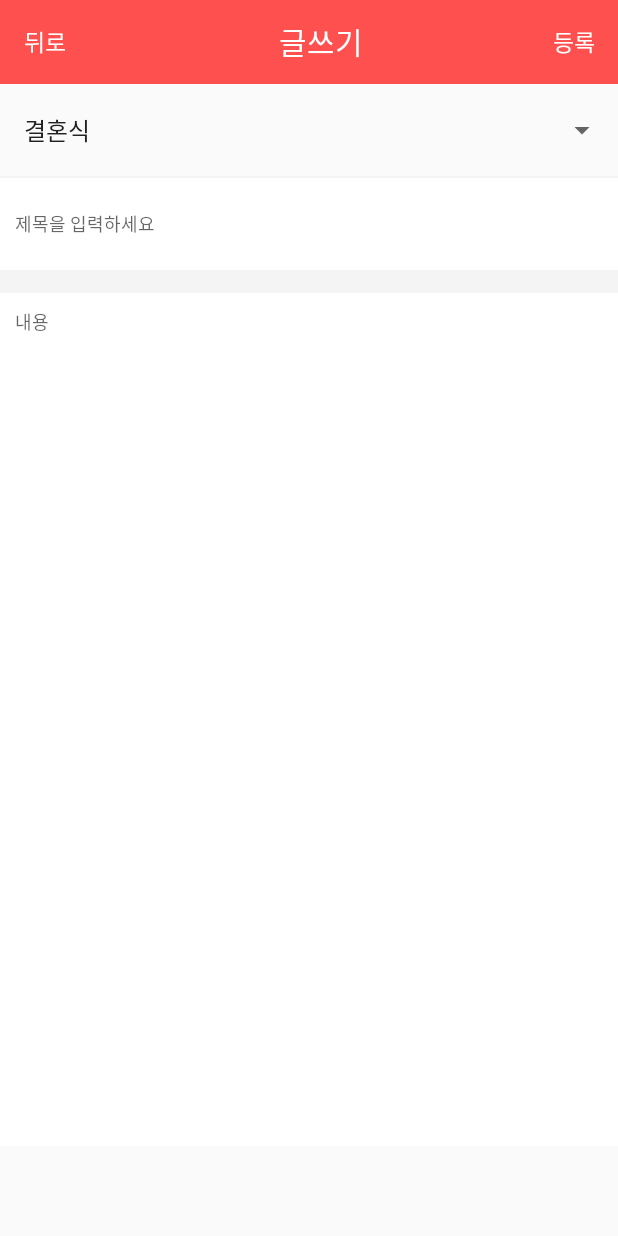
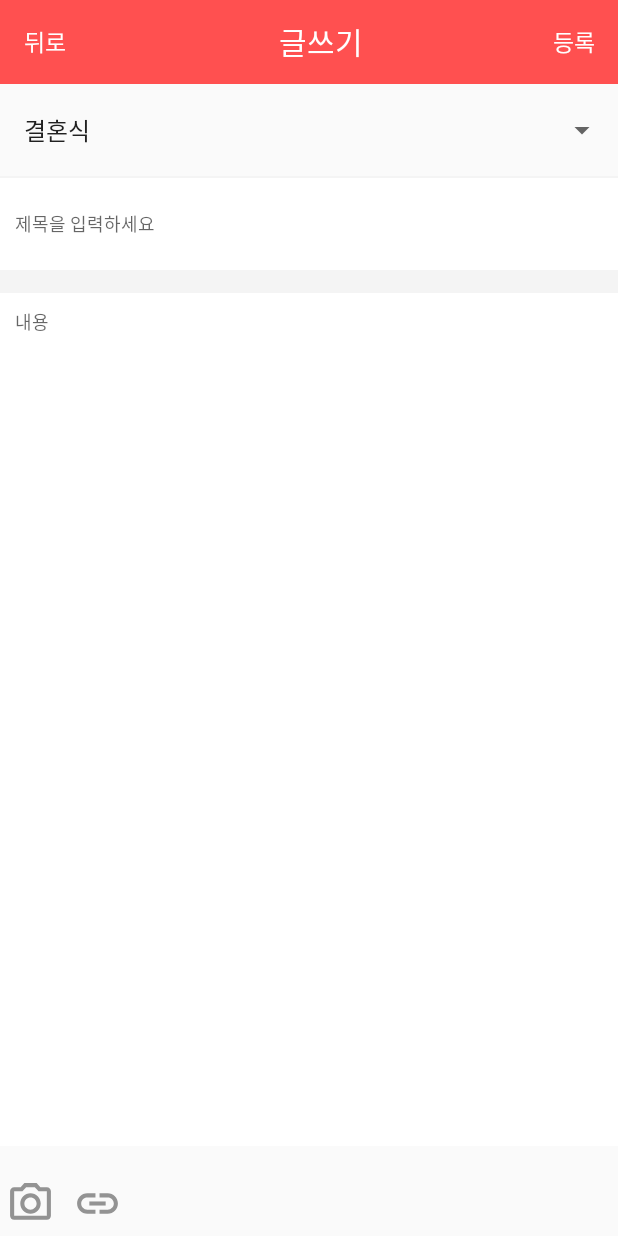
Before and after one commit to FaceFJA/FJA-Andriod, an Android app: the WriteActivity screen opened directly, with no data from a screen before it, on a phone screen of 412 x 824 dp. Run offline under Robolectric (Android 15) with nearby library versions, the phone set to English and light mode, and no system bars.

Commit message:
modified Name_Change_Dialog and Fragment4 이름변경 다이얼로그와 마이페이지 부분을 수정하였으며 현재 다이얼로그에서 입력시 이름이 바뀌고 카메라에서 갤러리 열기 하이퍼링크 열기등의 오류를 수정해야합니다. 그리고 서버와 통신준비를 해야합니다. 마지막으로 평가와 토론 기능에서 아이템2개를 띄워주는 기능을 구현해야합니다.

```diff
--- a/app/src/main/AndroidManifest.xml
+++ b/app/src/main/AndroidManifest.xml
@@ -1,7 +1,10 @@
 <?xml version="1.0" encoding="utf-8"?>
 <manifest xmlns:android="http://schemas.android.com/apk/res/android"
     package="com.example.ty395.fja">
-
+    <uses-permission android:name="android.permission.WRITE_EXTERNAL_STORAGE"/>
+    <uses-permission android:name="android.permission.READ_EXTERNAL_STORAGE"/>
+    <uses-permission android:name="android.permission.CAMERA"/>
+    <uses-permission android:name="android.permission.INTERNET" />
     <application
         android:allowBackup="true"
         android:icon="@drawable/icon"
--- a/app/src/main/java/com/example/ty395/fja/Activity/Name_Change_Dialog.java
+++ b/app/src/main/java/com/example/ty395/fja/Activity/Name_Change_Dialog.java
@@ -3,6 +3,7 @@ package com.example.ty395.fja.Activity;
 import android.app.Dialog;
 import android.content.Context;
 import android.content.Intent;
+import android.os.Bundle;
 import android.support.v4.app.FragmentManager;
 import android.view.View;
 import android.view.Window;
@@ -15,6 +16,7 @@ import com.example.ty395.fja.R;
 
 public class Name_Change_Dialog {
     private Context context;
+    EditText edit_name;
     public Name_Change_Dialog(Context context){
         this.context=context;
     }
@@ -26,15 +28,19 @@ public class Name_Change_Dialog {
         dialog.setContentView(R.layout.dialog_name_change);
         dialog.show();
         final Button bt_okay=(Button)dialog.findViewById(R.id.bt_okay);
-        final EditText edit_name=(EditText)dialog.findViewById(R.id.edit_name);
+        edit_name=(EditText)dialog.findViewById(R.id.edit_name);
         bt_okay.setOnClickListener(new View.OnClickListener() {
             @Override
             public void onClick(View v) {
                 Toast.makeText(context,"이름 변경이 완료되었습니다",Toast.LENGTH_SHORT).show();
-                Intent intent= new Intent();
-                intent.putExtra("name",edit_name.getText().toString());
-                dialog.dismiss();
+               post();
             }
         });
     }
+    public void post(){
+        Fragment4 fragment4=new Fragment4();
+        Bundle bundle=new Bundle();
+        bundle.putString("nickname",edit_name.getText().toString());
+        fragment4.setArguments(bundle);
+    }
 }
--- a/app/src/main/java/com/example/ty395/fja/Fragment/Fragment4.java
+++ b/app/src/main/java/com/example/ty395/fja/Fragment/Fragment4.java
@@ -28,6 +28,10 @@ public class Fragment4 extends Fragment implements View.OnClickListener{
         LinearLayout layout =(LinearLayout) inflater.inflate(R.layout.fragment_4,container,false);
         LinearLayout layout_nickname=layout.findViewById(R.id.layout_nickname);
         layout_nickname.setOnClickListener(this);
+        text_nickname=layout.findViewById(R.id.text_nickname);
+        Bundle bundle=getArguments();
+        String name=bundle.getString("nickname");
+        text_nickname.setText(name);
         return layout;
     }
 
--- /dev/null
+++ b/app/src/main/res/drawable/ic_outline_camera_alt_24px.xml
@@ -0,0 +1,12 @@
+<vector xmlns:android="http://schemas.android.com/apk/res/android"
+    android:width="24dp"
+    android:height="24dp"
+    android:viewportWidth="24"
+    android:viewportHeight="24">
+  <path
+      android:fillColor="@color/back"
+      android:pathData="M20,4h-3.17L15,2H9L7.17,4H4C2.9,4 2,4.9 2,6v12c0,1.1 0.9,2 2,2h16c1.1,0 2,-0.9 2,-2V6C22,4.9 21.1,4 20,4zM20,18H4V6h4.05l1.83,-2h4.24l1.83,2H20V18z"/>
+  <path
+      android:fillColor="@color/back"
+      android:pathData="M12,7c-2.76,0 -5,2.24 -5,5s2.24,5 5,5s5,-2.24 5,-5S14.76,7 12,7zM12,15c-1.65,0 -3,-1.35 -3,-3c0,-1.65 1.35,-3 3,-3s3,1.35 3,3C15,13.65 13.65,15 12,15z"/>
+</vector>
--- /dev/null
+++ b/app/src/main/res/drawable/ic_outline_link_24px.xml
@@ -0,0 +1,15 @@
+<vector xmlns:android="http://schemas.android.com/apk/res/android"
+    android:width="24dp"
+    android:height="24dp"
+    android:viewportWidth="24"
+    android:viewportHeight="24">
+  <path
+      android:fillColor="@color/back"
+      android:pathData="M17,7h-4v2h4c1.65,0 3,1.35 3,3c0,1.65 -1.35,3 -3,3h-4v2h4c2.76,0 5,-2.24 5,-5S19.76,7 17,7z"/>
+  <path
+      android:fillColor="@color/back"
+      android:pathData="M11,15H7c-1.65,0 -3,-1.35 -3,-3c0,-1.65 1.35,-3 3,-3h4V7H7c-2.76,0 -5,2.24 -5,5s2.24,5 5,5h4V15z"/>
+  <path
+      android:fillColor="@color/back"
+      android:pathData="M8,11h8v2h-8z"/>
+</vector>
--- a/app/src/main/res/layout/activity_write.xml
+++ b/app/src/main/res/layout/activity_write.xml
@@ -85,6 +85,26 @@
         android:layout_height="0dp"
         android:layout_weight="1"
         android:orientation="horizontal"
-        android:weightSum="1"></LinearLayout>
+        android:weightSum="1"
+        android:gravity="center_vertical">
+        <ImageView
+            android:id="@+id/ic_camera"
+            android:layout_width="0dp"
+            android:layout_height="match_parent"
+            android:layout_weight="0.1"
+            android:src="@drawable/ic_outline_camera_alt_24px"
+            android:padding="4dp"/>
+        <View
+            android:layout_width="0dp"
+            android:layout_height="match_parent"
+            android:layout_weight="0.01"/>
+        <ImageView
+            android:id="@+id/ic_link"
+            android:layout_width="0dp"
+            android:layout_height="match_parent"
+            android:layout_weight="0.1"
+            android:src="@drawable/ic_outline_link_24px"
+            android:padding="4dp"/>
+    </LinearLayout>
 </LinearLayout>
 </RelativeLayout>
```
